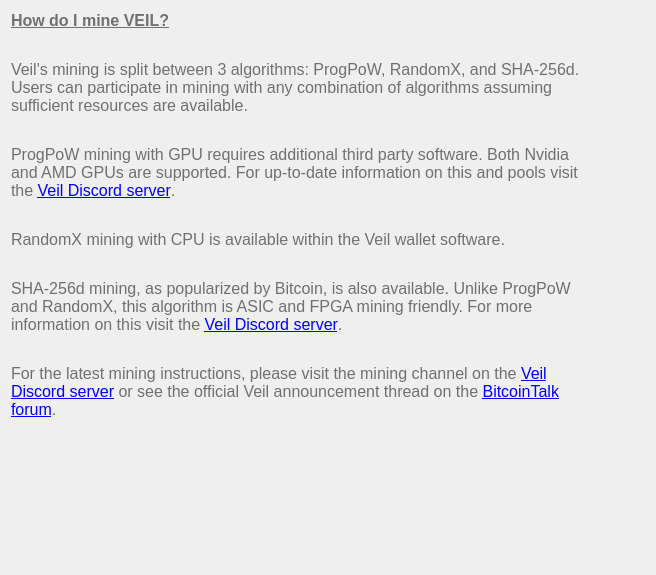
Above: src/qt/veil/forms/settingsfaq09.ui from Veil-Project/veil before the change. Below: the same form after it.
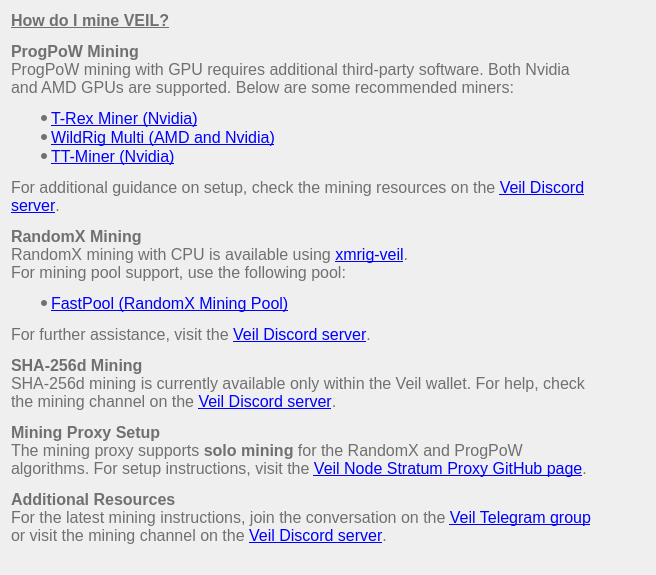
That is the form after the change.

Commit message: Enhanced FAQ Section: Updated Staking, Mining, and General Guidance (#1043)

The edit to the form file:
```diff
--- a/src/qt/veil/forms/settingsfaq09.ui
+++ b/src/qt/veil/forms/settingsfaq09.ui
@@ -33,7 +33,7 @@
       <string notr="true">font-weight:200;</string>
      </property>
      <property name="text">
-      <string>&lt;html&gt;&lt;head/&gt;&lt;body&gt;&lt;p&gt;&lt;span style=&quot;font-weight:600; text-decoration: underline;&quot;&gt;How do I mine VEIL?&lt;/span&gt;&lt;/p&gt;&lt;p&gt;&lt;span&gt;&lt;br/&gt;Veil's mining is split between 3 algorithms: ProgPoW, RandomX, and SHA-256d. Users can participate in mining with any combination of algorithms assuming sufficient resources are available.&lt;/span&gt;&lt;/p&gt;&lt;p&gt;&lt;br/&gt;&lt;span&gt;ProgPoW mining with GPU requires additional third party software. Both Nvidia and AMD GPUs are supported. For up-to-date information on this and pools visit the &lt;/span&gt;&lt;a target=&quot;_blank&quot; href=&quot;https://discord.veil-project.com/&quot;&gt;&lt;span style=&quot; text-decoration: underline; color:#0000ff;&quot;&gt;Veil Discord server&lt;/span&gt;&lt;/a&gt;&lt;span&gt;.&lt;/span&gt;&lt;/p&gt;&lt;p&gt;&lt;br/&gt;&lt;span&gt;RandomX mining with CPU is available within the Veil wallet software.&lt;/span&gt;&lt;/p&gt;&lt;p&gt;&lt;br/&gt;&lt;span&gt;SHA-256d mining, as popularized by Bitcoin, is also available. Unlike ProgPoW and RandomX, this algorithm is ASIC and FPGA mining friendly. For more information on this visit the &lt;/span&gt;&lt;a target=&quot;_blank&quot; href=&quot;https://discord.veil-project.com/&quot;&gt;&lt;span style=&quot; text-decoration: underline; color:#0000ff;&quot;&gt;Veil Discord server&lt;/span&gt;&lt;/a&gt;&lt;span&gt;.&lt;/span&gt;&lt;/p&gt;&lt;p&gt;&lt;br/&gt;&lt;span&gt;For the latest mining instructions, please visit the mining channel on the &lt;/span&gt;&lt;a target=&quot;_blank&quot; href=&quot;https://discord.veil-project.com/&quot;&gt;&lt;span style=&quot; text-decoration: underline; color:#0000ff;&quot;&gt;Veil Discord server&lt;/span&gt;&lt;/a&gt;&lt;span&gt; or see the official Veil announcement thread on the &lt;/span&gt;&lt;a target=&quot;_blank&quot; href=&quot;https://bitcointalk.org/index.php?topic=5065331.0&quot;&gt;&lt;span style=&quot; text-decoration: underline; color:#0000ff;&quot;&gt;BitcoinTalk forum&lt;/span&gt;&lt;/a&gt;&lt;span&gt;. &lt;/span&gt;&lt;/p&gt;&lt;/body&gt;&lt;/html&gt;</string>
+      <string>&lt;html&gt;&lt;head/&gt;&lt;body&gt;&lt;p&gt;&lt;span style=&quot;font-weight:600; text-decoration: underline;&quot;&gt;How do I mine VEIL?&lt;/span&gt;&lt;/p&gt;&lt;p&gt;&lt;span style=&quot;font-weight:600;&quot;&gt;ProgPoW Mining&lt;/span&gt;&lt;br/&gt;ProgPoW mining with GPU requires additional third-party software. Both Nvidia and AMD GPUs are supported. Below are some recommended miners:&lt;/p&gt;&lt;ul&gt;&lt;li&gt;&lt;a target=&quot;_blank&quot; href=&quot;https://github.com/trexminer/T-Rex&quot;&gt;&lt;span style=&quot;text-decoration: underline; color:#0000ff;&quot;&gt;T-Rex Miner (Nvidia)&lt;/span&gt;&lt;/a&gt;&lt;/li&gt;&lt;li&gt;&lt;a target=&quot;_blank&quot; href=&quot;https://github.com/andru-kun/wildrig-multi&quot;&gt;&lt;span style=&quot;text-decoration: underline; color:#0000ff;&quot;&gt;WildRig Multi (AMD and Nvidia)&lt;/span&gt;&lt;/a&gt;&lt;/li&gt;&lt;li&gt;&lt;a target=&quot;_blank&quot; href=&quot;https://github.com/TrailingStop/TT-Miner-release&quot;&gt;&lt;span style=&quot;text-decoration: underline; color:#0000ff;&quot;&gt;TT-Miner (Nvidia)&lt;/span&gt;&lt;/a&gt;&lt;/li&gt;&lt;/ul&gt;&lt;p&gt;For additional guidance on setup, check the mining resources on the &lt;a target=&quot;_blank&quot; href=&quot;https://discord.veil-project.com/&quot;&gt;&lt;span style=&quot;text-decoration: underline; color:#0000ff;&quot;&gt;Veil Discord server&lt;/span&gt;&lt;/a&gt;.&lt;/p&gt;&lt;p&gt;&lt;span style=&quot;font-weight:600;&quot;&gt;RandomX Mining&lt;/span&gt;&lt;br/&gt;RandomX mining with CPU is available using &lt;a target=&quot;_blank&quot; href=&quot;https://github.com/us77ipis/xmrig-veil&quot;&gt;&lt;span style=&quot;text-decoration: underline; color:#0000ff;&quot;&gt;xmrig-veil&lt;/span&gt;&lt;/a&gt;.&lt;br/&gt;For mining pool support, use the following pool:&lt;/p&gt;&lt;ul&gt;&lt;li&gt;&lt;a target=&quot;_blank&quot; href=&quot;https://fastpool.xyz/veil-rx/&quot;&gt;&lt;span style=&quot;text-decoration: underline; color:#0000ff;&quot;&gt;FastPool (RandomX Mining Pool)&lt;/span&gt;&lt;/a&gt;&lt;/li&gt;&lt;/ul&gt;&lt;p&gt;For further assistance, visit the &lt;a target=&quot;_blank&quot; href=&quot;https://discord.veil-project.com/&quot;&gt;&lt;span style=&quot;text-decoration: underline; color:#0000ff;&quot;&gt;Veil Discord server&lt;/span&gt;&lt;/a&gt;.&lt;/p&gt;&lt;p&gt;&lt;span style=&quot;font-weight:600;&quot;&gt;SHA-256d Mining&lt;/span&gt;&lt;br/&gt;SHA-256d mining is currently available only within the Veil wallet. For help, check the mining channel on the &lt;a target=&quot;_blank&quot; href=&quot;https://discord.veil-project.com/&quot;&gt;&lt;span style=&quot;text-decoration: underline; color:#0000ff;&quot;&gt;Veil Discord server&lt;/span&gt;&lt;/a&gt;.&lt;/p&gt;&lt;p&gt;&lt;span style=&quot;font-weight:600;&quot;&gt;Mining Proxy Setup&lt;/span&gt;&lt;br/&gt;The mining proxy supports &lt;strong&gt;solo mining&lt;/strong&gt; for the RandomX and ProgPoW algorithms. For setup instructions, visit the &lt;a target=&quot;_blank&quot; href=&quot;https://github.com/us77ipis/veil-node-stratum-proxy&quot;&gt;&lt;span style=&quot;text-decoration: underline; color:#0000ff;&quot;&gt;Veil Node Stratum Proxy GitHub page&lt;/span&gt;&lt;/a&gt;.&lt;/p&gt;&lt;p&gt;&lt;span style=&quot;font-weight:600;&quot;&gt;Additional Resources&lt;/span&gt;&lt;br/&gt;For the latest mining instructions, join the conversation on the &lt;a target=&quot;_blank&quot; href=&quot;https://t.me/VEILProject&quot;&gt;&lt;span style=&quot;text-decoration: underline; color:#0000ff;&quot;&gt;Veil Telegram group&lt;/span&gt;&lt;/a&gt; or visit the mining channel on the &lt;a target=&quot;_blank&quot; href=&quot;https://discord.veil-project.com/&quot;&gt;&lt;span style=&quot;text-decoration: underline; color:#0000ff;&quot;&gt;Veil Discord server&lt;/span&gt;&lt;/a&gt;.&lt;/p&gt;&lt;/body&gt;&lt;/html&gt;</string>
      </property>
      <property name="alignment">
       <set>Qt::AlignLeading|Qt::AlignLeft|Qt::AlignTop</set>
```
The commit also changes 7 other files.
